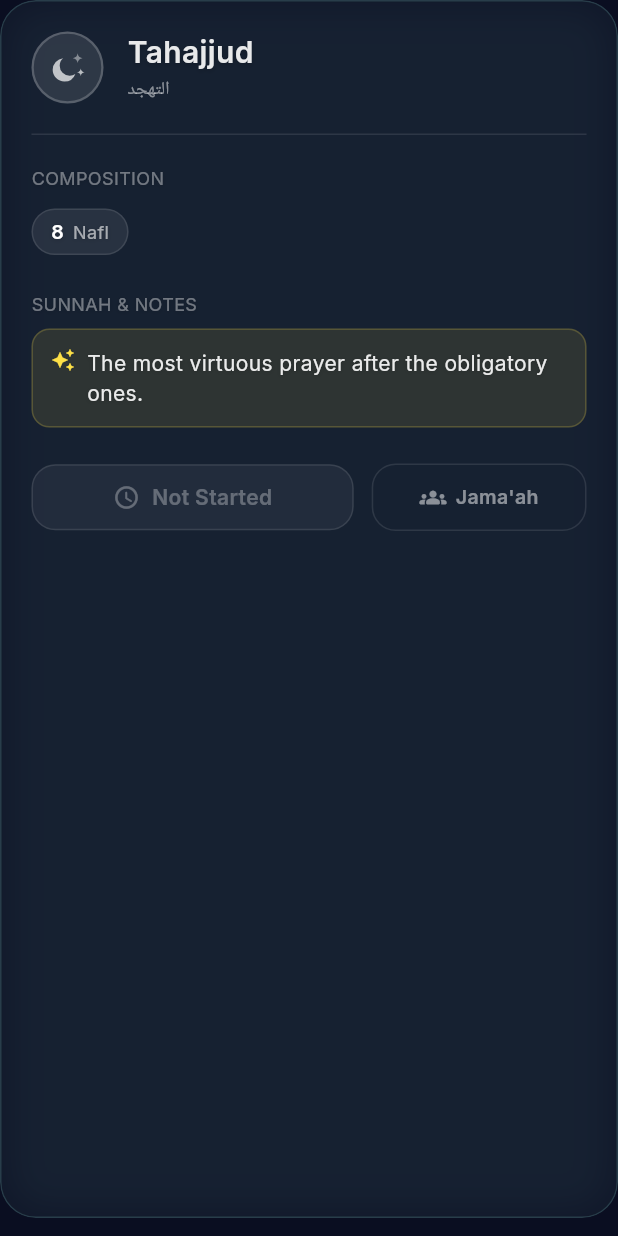
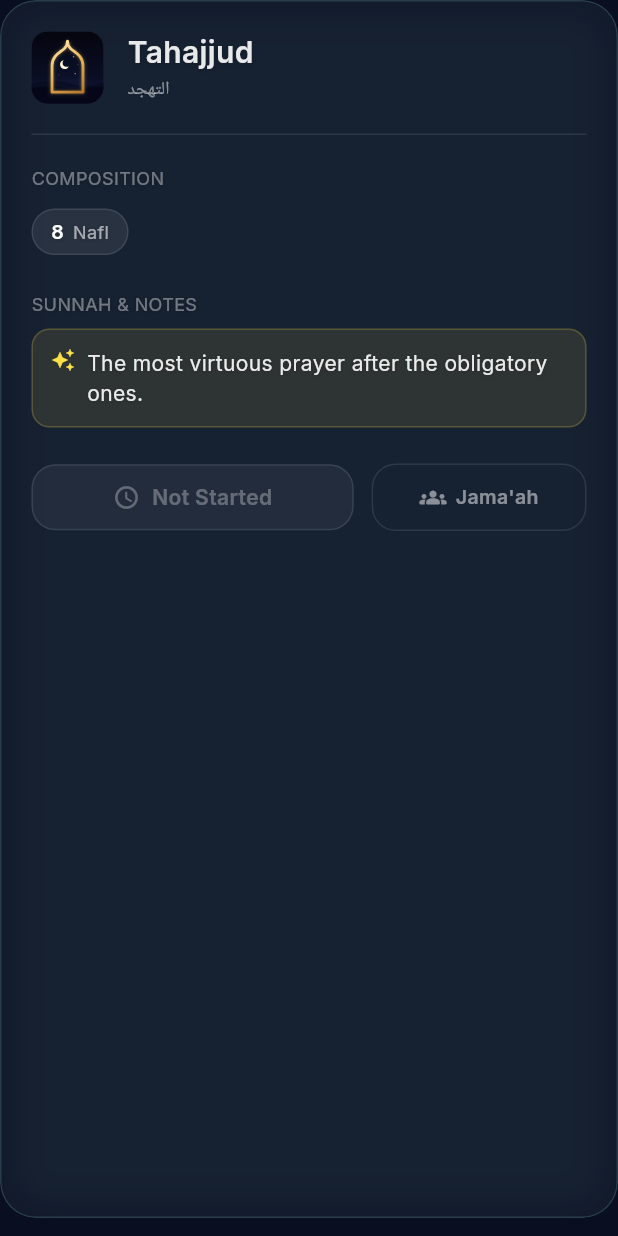
Before and after one commit to SayanKabir/Wird, a Flutter app: the PrayerCard widget shown alone on an empty page, opened directly with empty values, after a tap on "Tahajjud", on a phone screen of 412 x 824 dp. Run offline on Flutter 3.47's test engine with Material 3 defaults, Android fonts, the phone set to English and light mode, and no system bars; our stand-ins replace adhan, equatable, flutter_animate, flutter_bloc, flutter_compass, flutter_local_notifications and 9 more; missing offline and left inert: home_widget; accounts and stored records are empty; Roboto replaces fonts that are missing (Amiri).

Commit message:
Show each prayer in the Schedule as a small app icon
The schedule's line icons become PrayerWindow: the prayer's sky through
the gold arch, as on the home screen icon, with the sun or moon where it
stands at that time. Tahajjud, Ishraq, Duha and Jumuah (a small mosque
on the hills) get skies of their own. The current prayer glows and
animates gently; done and missed prayers fade back, with a check on the
done ones.

Co-Authored-By: Claude Opus 5.5 <noreply@anthropic.com>

```diff
--- a/lib/features/home/widgets/prayer_card.dart
+++ b/lib/features/home/widgets/prayer_card.dart
@@ -1,6 +1,6 @@
 import 'dart:ui';
 import 'package:flutter/material.dart';
-import '../../../widgets/common/prayer_glyph.dart';
+import '../../../widgets/common/prayer_window.dart';
 import '../../../core/constants/durations.dart';
 import '../../../core/constants/colors.dart';
 import '../../../core/constants/text_styles.dart';
@@ -164,30 +164,49 @@ class _PrayerCardState extends State<PrayerCard> with SingleTickerProviderStateM
     );
   }
 
+  /// The prayer's sky through the gold arch, like a small app icon. The
+  /// current prayer glows and animates; done and missed ones step back.
   Widget _buildIcon(PrayerStatus status) {
-    Color iconColor = Colors.white.withOpacity(0.7);
-    if (widget.isActive) iconColor = AppColors.activeGlow;
-    if (status.isCompleted) iconColor = AppColors.statusOnTime;
-
-    return Container(
-      width: 48,
-      height: 48,
-      decoration: BoxDecoration(
-        color: iconColor.withOpacity(0.1),
-        shape: BoxShape.circle,
-        border: Border.all(
-          color: iconColor.withOpacity(0.2),
-          width: 1.5,
-        ),
-      ),
-      alignment: Alignment.center,
-      // Only the current prayer's glyph animates; the rest draw a still frame.
-      child: PrayerGlyph(
-        prayer: widget.prayer,
-        date: widget.date,
-        size: 26,
-        color: iconColor,
-        animate: widget.isActive && !widget.reduceMotion,
+    final settled = status.isCompleted || status == PrayerStatus.missed;
+    return SizedBox.square(
+      dimension: 48,
+      child: Stack(
+        clipBehavior: Clip.none,
+        children: [
+          AnimatedOpacity(
+            opacity: settled ? 0.5 : 1,
+            duration: AppDurations.normal,
+            child: DecoratedBox(
+              decoration: BoxDecoration(
+                borderRadius: BorderRadius.circular(48 * 0.23),
+                boxShadow: widget.isActive
+                    ? [BoxShadow(color: const Color(0xFFF2C46D).withValues(alpha: 0.45), blurRadius: 14)]
+                    : null,
+              ),
+              child: PrayerWindow(
+                prayer: widget.prayer,
+                date: widget.date,
+                size: 48,
+                animate: widget.isActive && !widget.reduceMotion,
+              ),
+            ),
+          ),
+          if (status.isCompleted)
+            Positioned(
+              right: -3,
+              bottom: -3,
+              child: Container(
+                width: 18,
+                height: 18,
+                decoration: BoxDecoration(
+                  color: AppColors.statusOnTime,
+                  shape: BoxShape.circle,
+                  border: Border.all(color: Colors.black.withValues(alpha: 0.25), width: 1.5),
+                ),
+                child: const Icon(Icons.check_rounded, size: 12, color: Colors.white),
+              ),
+            ),
+        ],
       ),
     );
   }
--- /dev/null
+++ b/lib/widgets/common/prayer_window.dart
@@ -0,0 +1,358 @@
+import 'dart:math' as math;
+
+import 'package:flutter/material.dart';
+
+import '../../core/services/device_profile.dart';
+import '../../models/prayer.dart';
+
+/// A small version of the app icon for one prayer: that prayer's sky seen
+/// through the gold arch, with the sun or moon where it stands at that time.
+/// The five fard skies match the home screen icons (assets/icon/gen_icons.py);
+/// Tahajjud, Ishraq, Duha and Jumuah get skies of their own in the same style.
+///
+/// Pass [animate] for the current prayer: the sun climbs or sinks a little,
+/// its glow breathes and stars twinkle, in a slow loop that never runs when
+/// the system's "Remove animations" is on. Everything else draws one frame.
+class PrayerWindow extends StatefulWidget {
+  final Prayer prayer;
+
+  /// Used to swap Dhuhr for Jumuah on Fridays. Null means "not Friday".
+  final DateTime? date;
+  final double size;
+  final bool animate;
+
+  const PrayerWindow({
+    super.key,
+    required this.prayer,
+    this.date,
+    this.size = 48,
+    this.animate = false,
+  });
+
+  @override
+  State<PrayerWindow> createState() => _PrayerWindowState();
+}
+
+class _PrayerWindowState extends State<PrayerWindow> with SingleTickerProviderStateMixin {
+  late final AnimationController _loop = AnimationController(
+    vsync: this,
+    duration: const Duration(seconds: 4),
+  );
+
+  @override
+  void initState() {
+    super.initState();
+    _sync();
+  }
+
+  @override
+  void didUpdateWidget(covariant PrayerWindow oldWidget) {
+    super.didUpdateWidget(oldWidget);
+    if (oldWidget.animate != widget.animate) _sync();
+  }
+
+  void _sync() {
+    if (widget.animate && !motionStill()) {
+      if (!_loop.isAnimating) _loop.repeat();
+    } else {
+      _loop.stop();
+      _loop.value = 0.25;
+    }
+  }
+
+  @override
+  void dispose() {
+    _loop.dispose();
+    super.dispose();
+  }
+
+  @override
+  Widget build(BuildContext context) {
+    final friday = widget.date?.weekday == DateTime.friday;
+    return RepaintBoundary(
+      child: CustomPaint(
+        size: Size.square(widget.size),
+        painter: _WindowPainter(
+          scene: _Scene.of(widget.prayer, friday: friday),
+          t: _loop,
+        ),
+      ),
+    );
+  }
+}
+
+enum _Body { dawn, sun, moon, stars }
+
+/// One prayer's sky, in the 1024-unit space the app icon is drawn in.
+class _Scene {
+  final List<Color> sky;
+  final List<double> stops;
+  final Color hillFar;
+  final Color hillNear;
+  final _Body body;
+
+  /// Sun or moon centre and radius.
+  final Offset at;
+  final double r;
+
+  /// Units the sun moves over the loop: negative climbs, positive sinks.
+  final double drift;
+  final bool mosque;
+
+  const _Scene({
+    required this.sky,
+    required this.stops,
+    required this.hillFar,
+    required this.hillNear,
+    required this.body,
+    this.at = const Offset(512, 470),
+    this.r = 60,
+    this.drift = 0,
+    this.mosque = false,
+  });
+
+  static _Scene of(Prayer prayer, {required bool friday}) => switch (prayer) {
+        Prayer.tahajjud => const _Scene(
+            sky: [Color(0xFF05060F), Color(0xFF0B1028), Color(0xFF1A1F4A)],
+            stops: [0, .6, 1],
+            hillFar: Color(0xFF0A0F26),
+            hillNear: Color(0xFF05081A),
+            body: _Body.stars,
+            at: Offset(470, 470),
+            r: 64,
+          ),
+        Prayer.fajr => const _Scene(
+            sky: [Color(0xFF2E1A47), Color(0xFF4A2C6A), Color(0xFFFFB88C), Color(0xFFFFD8B0)],
+            stops: [0, .45, .82, 1],
+            hillFar: Color(0xFF3A2452),
+            hillNear: Color(0xFF24163A),
+            body: _Body.dawn,
+          ),
+        Prayer.ishraq => const _Scene(
+            sky: [Color(0xFF3B2E6E), Color(0xFFC96A8A), Color(0xFFF6A766), Color(0xFFFFE0A8)],
+            stops: [0, .5, .8, 1],
+            hillFar: Color(0xFF4A2D55),
+            hillNear: Color(0xFF2E1C3B),
+            body: _Body.sun,
+            at: Offset(512, 690),
+            r: 62,
+            drift: -40,
+          ),
+        Prayer.duha => const _Scene(
+            sky: [Color(0xFF2E6FB7), Color(0xFF64AEE0), Color(0xFFCDEBF5)],
+            stops: [0, .6, 1],
+            hillFar: Color(0xFF2D5E8C),
+            hillNear: Color(0xFF1D4468),
+            body: _Body.sun,
+            at: Offset(440, 520),
+            r: 52,
+            drift: -30,
+          ),
+        Prayer.dhuhr => _Scene(
+            sky: const [Color(0xFF1E5799), Color(0xFF2980B9), Color(0xFF3498B8), Color(0xFF9ED8EA)],
+            stops: const [0, .5, .82, 1],
+            hillFar: const Color(0xFF1C4A7A),
+            hillNear: const Color(0xFF123358),
+            body: _Body.sun,
+            at: const Offset(512, 400),
+            r: 54,
+            drift: -20,
+            mosque: friday,
+          ),
+        Prayer.asr => const _Scene(
+            sky: [Color(0xFF92400E), Color(0xFFC2410C), Color(0xFFD97706), Color(0xFFF8B54C)],
+            stops: [0, .45, .8, 1],
+            hillFar: Color(0xFF7A3410),
+            hillNear: Color(0xFF56240A),
+            body: _Body.sun,
+            at: Offset(612, 560),
+            r: 48,
+            drift: 30,
+          ),
+        Prayer.maghrib => const _Scene(
+            sky: [Color(0xFF2C3E50), Color(0xFF8E44AD), Color(0xFFEE5A24), Color(0xFFFF8A5C)],
+            stops: [0, .38, .74, 1],
+            hillFar: Color(0xFF5A2A5E),
+            hillNear: Color(0xFF3A1B42),
+            body: _Body.sun,
+            at: Offset(512, 748),
+            r: 70,
+            drift: 40,
+          ),
+        Prayer.isha => const _Scene(
+            sky: [Color(0xFF10122C), Color(0xFF16213E), Color(0xFF0F3460)],
+            stops: [0, .6, 1],
+            hillFar: Color(0xFF0E1A38),
+            hillNear: Color(0xFF070F24),
+            body: _Body.moon,
+            at: Offset(512, 470),
+            r: 80,
+          ),
+      };
+}
+
+class _WindowPainter extends CustomPainter {
+  final _Scene scene;
+  final Animation<double> t;
+
+  _WindowPainter({required this.scene, required this.t}) : super(repaint: t);
+
+  /// 0..1..0 over the loop, smooth at the seam.
+  double get _wave => 0.5 - 0.5 * math.cos(2 * math.pi * t.value);
+
+  double _waveAt(double phase) => 0.5 - 0.5 * math.cos(2 * math.pi * (t.value + phase));
+
+  // The arch from the app icon, in its 1024-unit space.
+  static final Path _arch = Path()
+    ..moveTo(292, 862)
+    ..lineTo(292, 486)
+    ..cubicTo(292, 346, 410, 294, 462, 248)
+    ..cubicTo(492, 221, 512, 188, 512, 136)
+    ..cubicTo(512, 188, 532, 221, 562, 248)
+    ..cubicTo(614, 294, 732, 346, 732, 486)
+    ..lineTo(732, 862)
+    ..close();
+
+  static final Path _farHills = Path()
+    ..moveTo(-40, 772)
+    ..cubicTo(162, 676, 383, 682, 573, 744)
+    ..cubicTo(740, 798, 903, 750, 1064, 722)
+    ..lineTo(1064, 1124)
+    ..lineTo(-40, 1124)
+    ..close();
+
+  static final Path _nearHills = Path()
+    ..moveTo(-40, 818)
+    ..cubicTo(122, 774, 285, 766, 448, 798)
+    ..cubicTo(657, 834, 865, 774, 1064, 790)
+    ..lineTo(1064, 1124)
+    ..lineTo(-40, 1124)
+    ..close();
+
+  @override
+  void paint(Canvas canvas, Size size) {
+    final k = size.width / 1024;
+    final tile = RRect.fromRectAndRadius(Offset.zero & size, Radius.circular(size.width * 0.23));
+    canvas.save();
+    canvas.clipRRect(tile);
+    canvas.scale(k);
+
+    const full = Rect.fromLTWH(0, 0, 1024, 1024);
+    canvas.drawRect(
+      full,
+      Paint()
+        ..shader = LinearGradient(
+          begin: Alignment.topCenter,
+          end: Alignment.bottomCenter,
+          colors: scene.sky,
+          stops: scene.stops,
+        ).createShader(full),
+    );
+
+    _paintBody(canvas);
+    canvas.drawPath(_farHills, Paint()..color = scene.hillFar);
+    if (scene.mosque) _paintMosque(canvas);
+    canvas.drawPath(_nearHills, Paint()..color = scene.hillNear);
+
+    // Dim the sky outside the arch so the window reads first.
+    canvas.drawPath(
+      Path.combine(PathOperation.difference, Path()..addRect(full), _arch),
+      Paint()..color = const Color(0xFF05040F).withValues(alpha: 0.22),
+    );
+    // The gold frame, with a soft glow behind it. Thicker than the home
+    // screen icon's, so it still reads at list size.
+    canvas.drawPath(
+      _arch,
+      Paint()
+        ..color = const Color(0xFFF2C46D).withValues(alpha: 0.35)
+        ..style = PaintingStyle.stroke
+        ..strokeWidth = 56
+        ..maskFilter = const MaskFilter.blur(BlurStyle.normal, 22),
+    );
+    canvas.drawPath(
+      _arch,
+      Paint()
+        ..shader = const LinearGradient(
+          begin: Alignment.topLeft,
+          end: Alignment.bottomRight,
+          colors: [Color(0xFFFFEBB5), Color(0xFFEAB65A), Color(0xFFB9772A)],
+        ).createShader(const Rect.fromLTRB(292, 136, 732, 862))
+        ..style = PaintingStyle.stroke
+        ..strokeWidth = 40
+        ..strokeJoin = StrokeJoin.round,
+    );
+    canvas.restore();
+  }
+
+  void _paintBody(Canvas canvas) {
+    final glow = Paint()..maskFilter = const MaskFilter.blur(BlurStyle.normal, 40);
+    switch (scene.body) {
+      case _Body.sun:
+        final c = scene.at + Offset(0, scene.drift * _wave);
+        canvas.drawCircle(
+          c,
+          scene.r * 2.4,
+          glow..color = const Color(0xFFFFE2B0).withValues(alpha: 0.35 + 0.2 * _wave),
+        );
+        canvas.drawCircle(c, scene.r, Paint()..color = const Color(0xFFFFF4DA));
+      case _Body.dawn:
+        canvas.drawOval(
+          Rect.fromCenter(center: const Offset(512, 800), width: 440, height: 240),
+          glow..color = const Color(0xFFFFE9C8).withValues(alpha: 0.55 + 0.25 * _wave),
+        );
+        _sparkle(canvas, const Offset(560, 420), 22, 0.4 + 0.6 * _waveAt(0.2));
+      case _Body.moon:
+        canvas.drawCircle(scene.at, 150, glow..color = const Color(0xFF9DB4FF).withValues(alpha: 0.18));
+        _crescent(canvas, scene.at, scene.r, (_wave - 0.5) * 0.15);
+        _sparkle(canvas, const Offset(400, 350), 18, 0.3 + 0.7 * _waveAt(0.1));
+        _sparkle(canvas, const Offset(620, 600), 13, 0.3 + 0.7 * _waveAt(0.45));
+      case _Body.stars:
+        _crescent(canvas, scene.at, scene.r, (_wave - 0.5) * 0.15);
+        _sparkle(canvas, const Offset(600, 360), 20, 0.3 + 0.7 * _waveAt(0.0));
+        _sparkle(canvas, const Offset(620, 600), 14, 0.3 + 0.7 * _waveAt(0.33));
+        _sparkle(canvas, const Offset(390, 620), 11, 0.3 + 0.7 * _waveAt(0.66));
+        _sparkle(canvas, const Offset(660, 470), 9, 0.3 + 0.7 * _waveAt(0.5));
+    }
+  }
+
+  /// A crescent opening to the upper right, rocking by [tilt] radians.
+  void _crescent(Canvas canvas, Offset c, double r, double tilt) {
+    final outer = Path()..addOval(Rect.fromCircle(center: c, radius: r));
+    final inner = Path()
+      ..addOval(Rect.fromCircle(center: c + Offset(r * 0.45, -r * 0.38), radius: r * 0.88));
+    canvas.save();
+    canvas.translate(c.dx, c.dy);
+    canvas.rotate(tilt);
+    canvas.translate(-c.dx, -c.dy);
+    canvas.drawPath(
+      Path.combine(PathOperation.difference, outer, inner),
+      Paint()..color = const Color(0xFFFFF4D6),
+    );
+    canvas.restore();
+  }
+
+  /// A four-pointed star.
+  void _sparkle(Canvas canvas, Offset c, double r, double opacity) {
+    final path = Path()
+      ..moveTo(c.dx, c.dy - r)
+      ..quadraticBezierTo(c.dx, c.dy, c.dx + r, c.dy)
+      ..quadraticBezierTo(c.dx, c.dy, c.dx, c.dy + r)
+      ..quadraticBezierTo(c.dx, c.dy, c.dx - r, c.dy)
+      ..quadraticBezierTo(c.dx, c.dy, c.dx, c.dy - r)
+      ..close();
+    canvas.drawPath(path, Paint()..color = const Color(0xFFFBE3A4).withValues(alpha: opacity));
+  }
+
+  /// Jumuah: a small domed mosque on the far hills, in their shade.
+  void _paintMosque(Canvas canvas) {
+    final paint = Paint()..color = scene.hillNear;
+    canvas.drawRect(const Rect.fromLTRB(420, 740, 604, 820), paint);
+    canvas.drawCircle(const Offset(512, 742), 72, paint);
+    canvas.drawRect(const Rect.fromLTRB(392, 660, 412, 820), paint);
+    canvas.drawRect(const Rect.fromLTRB(612, 660, 632, 820), paint);
+    canvas.drawRect(const Rect.fromLTRB(508, 640, 516, 672), paint);
+  }
+
+  @override
+  bool shouldRepaint(covariant _WindowPainter old) => old.scene != scene || old.t != t;
+}
```
